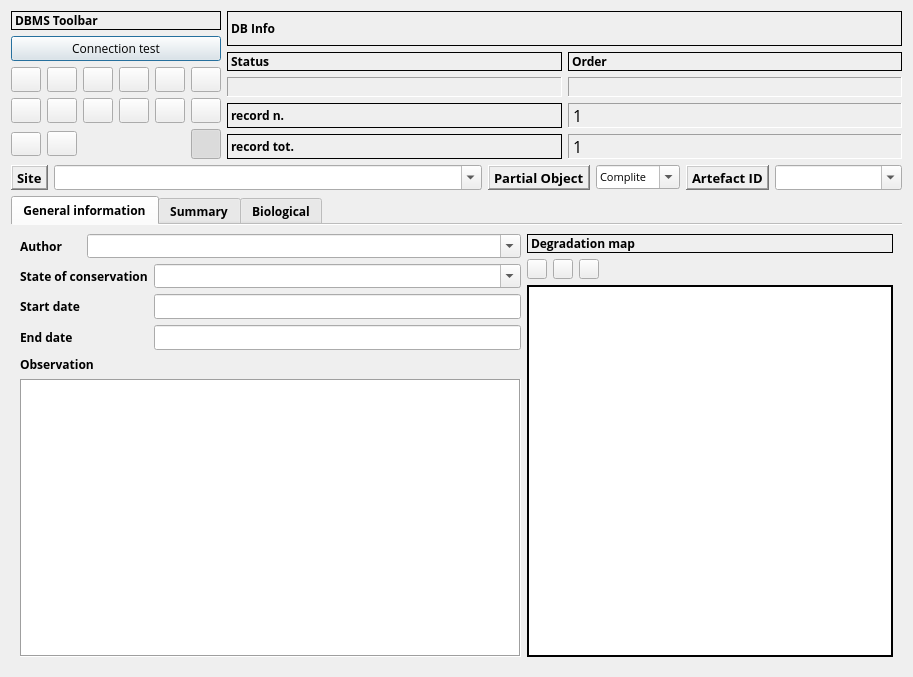
The window that gui/ui/hff_system__ARTLOGCON_ui.ui (enzococca/HFF) describes before a commit, drawn with Qt 5.
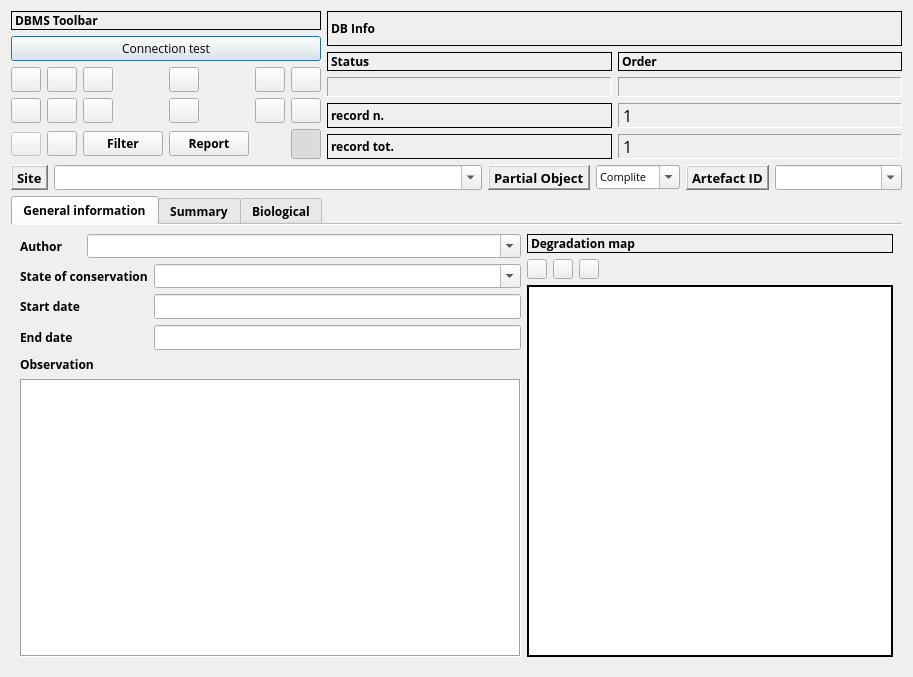
The same window after the commit. Icons and pictures are not drawn. Custom widgets are drawn as their Qt base class.

Commit message:
Update GUI and add report generation feature
Modified the GUI interface and implemented a new feature to generate and display reports by integrating the application with OpenAI's GPT model. Furthermore, added a filter functionality to the UI to allow users to filter down records. Note that the database interaction for report generation is threaded to avoid blocking the main thread.

```diff
--- a/gui/ui/hff_system__ARTLOGCON_ui.ui
+++ b/gui/ui/hff_system__ARTLOGCON_ui.ui
@@ -703,6 +703,9 @@
        </item>
        <item row="2" column="2">
         <widget class="QPushButton" name="pushButton_form">
+         <property name="enabled">
+          <bool>false</bool>
+         </property>
          <property name="minimumSize">
           <size>
            <width>30</width>
@@ -800,6 +803,34 @@
          </property>
         </widget>
        </item>
+       <item row="2" column="4">
+        <widget class="QPushButton" name="pushButton_filter_uw">
+         <property name="font">
+          <font>
+           <family>Open Sans</family>
+           <weight>75</weight>
+           <bold>true</bold>
+          </font>
+         </property>
+         <property name="text">
+          <string>Filter</string>
+         </property>
+        </widget>
+       </item>
+       <item row="2" column="5">
+        <widget class="QPushButton" name="pushButton_report_generator">
+         <property name="font">
+          <font>
+           <family>Open Sans</family>
+           <weight>75</weight>
+           <bold>true</bold>
+          </font>
+         </property>
+         <property name="text">
+          <string>Report</string>
+         </property>
+        </widget>
+       </item>
       </layout>
      </item>
     </layout>
```
Left out of the diff: 258 changed lines with no effect on the pictures. The commit also changes 18 other files.
